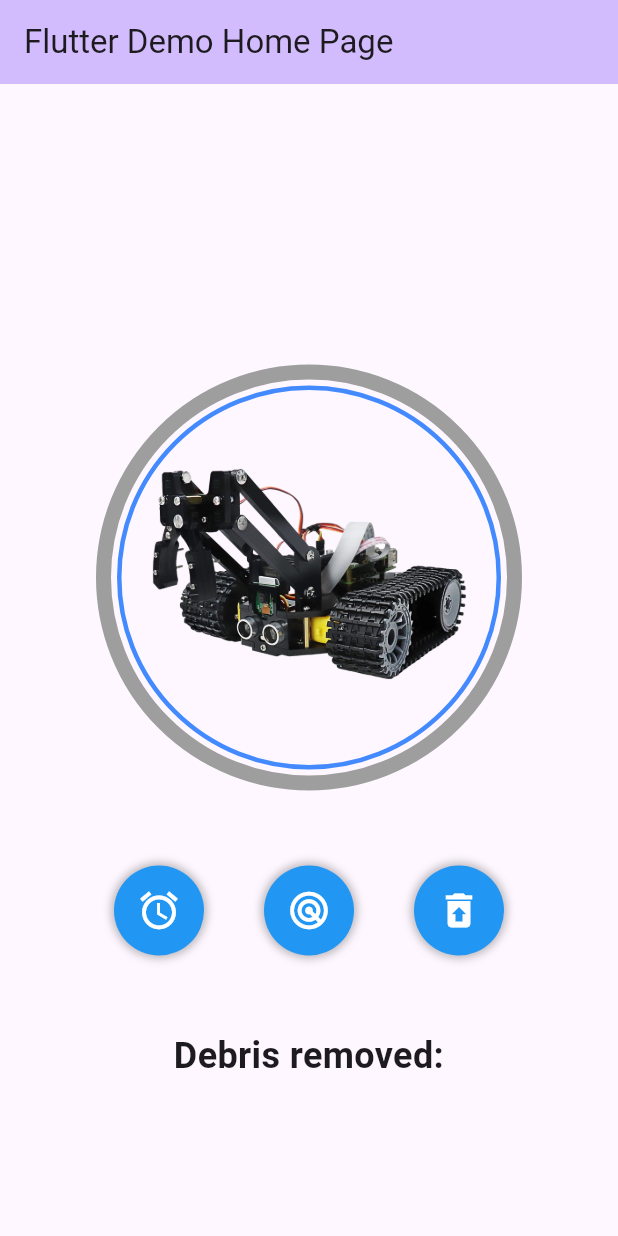
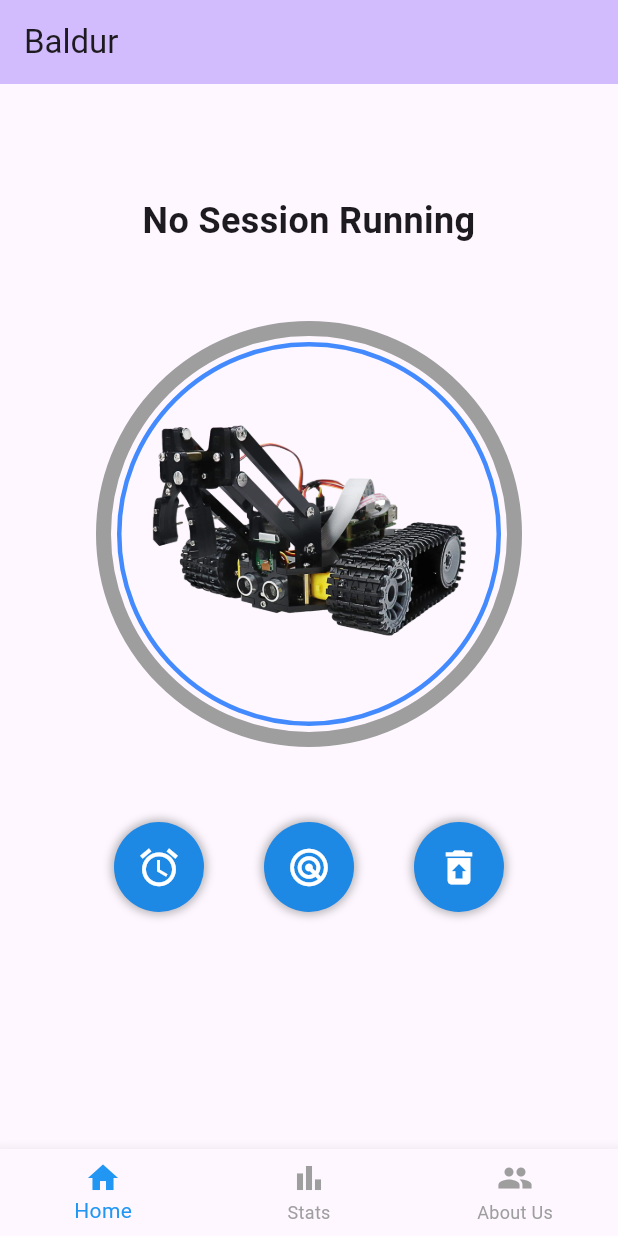
Before and after one commit to KaiFan26/Baldur_App-HackIllinois-, a Flutter app: the screen it shows after launch, on a phone screen of 412 x 824 dp. Run offline on Flutter 3.47's test engine with Material 3 defaults, Android fonts, the light colour scheme and no system bars.

Commit message:
adding stats and about us page

```diff
--- a/lib/main.dart
+++ b/lib/main.dart
@@ -1,5 +1,8 @@
 import 'package:flutter/material.dart';
 import 'dart:async';
+import 'stats_page.dart';
+import 'session.dart';
+import 'about_us.dart';
 
 void main() {
   runApp(const MyApp());
@@ -8,36 +11,92 @@ void main() {
 class MyApp extends StatelessWidget {
   const MyApp({super.key});
 
-  // This widget is the root of your application.
+  // This widget is the root of the application.
   @override
   Widget build(BuildContext context) {
     return MaterialApp(
-      title: 'Flutter Demo',
+      title: 'Baldur',
       theme: ThemeData(
-        // This is the theme of your application.
-        //
-        // TRY THIS: Try running your application with "flutter run". You'll see
-        // the application has a purple toolbar. Then, without quitting the app,
-        // try changing the seedColor in the colorScheme below to Colors.green
-        // and then invoke "hot reload" (save your changes or press the "hot
-        // reload" button in a Flutter-supported IDE, or press "r" if you used
-        // the command line to start the app).
-        //
-        // Notice that the counter didn't reset back to zero; the application
-        // state is not lost during the reload. To reset the state, use hot
-        // restart instead.
-        //
-        // This works for code too, not just values: Most code changes can be
-        // tested with just a hot reload.
+        // Theme of the application.
         colorScheme: ColorScheme.fromSeed(seedColor: Colors.deepPurple),
         useMaterial3: true,
       ),
       debugShowCheckedModeBanner: false,
-      home: const MyHomePage(title: 'Flutter Demo Home Page'),
+      home: const MyHomePage(title: 'Baldur'),
     );
   }
 }
 
+class AnimatedRoundButton extends StatefulWidget {
+  final IconData icon;
+  final VoidCallback onPressed;
+
+  const AnimatedRoundButton({
+    super.key,
+    required this.icon,
+    required this.onPressed,
+  });
+
+  @override
+  _AnimatedRoundButtonState createState() => _AnimatedRoundButtonState();
+}
+
+class _AnimatedRoundButtonState extends State<AnimatedRoundButton> {
+  Color _buttonColor = Colors.blue[600]!;
+  double _scale = 1.0; // Default scale
+
+  void _onTapDown(TapDownDetails details) {
+    setState(() {
+      _buttonColor = Colors.blue[800]!;
+      _scale = 0.9;
+    });
+  }
+
+  void _onTapUp(TapUpDetails details) {
+    setState(() {
+      _buttonColor = Colors.blue[600]!;
+      _scale = 1.0; // Restore original size
+    });
+    widget.onPressed();
+  }
+
+  void _onTapCancel() {
+    setState(() {
+      _buttonColor = Colors.blue[600]!;
+      _scale = 1.0; // Restore original size if tap is canceled
+    });
+  }
+
+  @override
+  Widget build(BuildContext context) {
+    return GestureDetector(
+      onTapDown: _onTapDown,
+      onTapUp: _onTapUp,
+      onTapCancel: _onTapCancel,
+      child: Transform.scale(
+        scale: _scale, // Smooth shrinking effect
+        child: Container(
+          width: 60,
+          height: 60,
+          decoration: BoxDecoration(
+            shape: BoxShape.circle,
+            color: _buttonColor,
+            boxShadow: [
+              BoxShadow(
+                color: Colors.black26,
+                blurRadius: 4,
+                spreadRadius: 2,
+              ),
+            ],
+          ),
+          child: Icon(widget.icon, color: Colors.white, size: 30),
+        ),
+      ),
+    );
+  }
+}
+
+// Configuration for the state
 class MyHomePage extends StatefulWidget {
   const MyHomePage({super.key, required this.title});
 
@@ -45,8 +104,7 @@ class MyHomePage extends StatefulWidget {
   // that it has a State object (defined below) that contains fields that affect
   // how it looks.
 
-  // This class is the configuration for the state. It holds the values (in this
-  // case the title) provided by the parent (in this case the App widget) and
+  // Holds the values (title) provided by the parent (App widget) and
   // used by the build method of the State. Fields in a Widget subclass are
   // always marked "final".
 
@@ -57,10 +115,13 @@ class MyHomePage extends StatefulWidget {
 }
 
 class _MyHomePageState extends State<MyHomePage> {
-  bool isOn = false;
+  bool isOn = false, firstTime = true;
   Timer? timer;
   int currTime = 0;
-  bool firstTime = true;
+  double _scale = 1.0;
+  int debrisCount = 0;
+  int _selectedIndex = 0;
+  List<Session> sessionHistory = []; // Store multiple sessions
 
   void _startStopwatch() {
     setState(() {
@@ -73,13 +134,15 @@ class _MyHomePageState extends State<MyHomePage> {
     });
   }
 
-  void _toggleTime() {
+  void _toggleMode() {
     setState(() {
       isOn = !isOn;  // Toggle the state
       if (isOn) {
         _startStopwatch();  // Start stopwatch when turned on
       } else {
         timer?.cancel();   // Stop stopwatch when turned off
+        sessionHistory.add(Session(duration: currTime, debrisCount: debrisCount));
+        debrisCount = 0;  // Reset debris count when turned off
       }
     });
   }
@@ -97,101 +160,154 @@ class _MyHomePageState extends State<MyHomePage> {
       return "Current Session: \n${_displayTime(currTime)}";
     } else if (firstTime && !isOn) {
       firstTime = !firstTime;
-      return "";
+      return "No Session Running";
     }
     else {
       return "Last Session: \n${_displayTime(currTime)}";
     }
   }
 
-  Widget _buildRoundButton(IconData icon, Color color, VoidCallback onPressed) {
-    return GestureDetector(
-      onTap: onPressed,
-      child: Container(
-        width: 60,  // Adjust size
-        height: 60,
-        decoration: BoxDecoration(
-          shape: BoxShape.circle,
-          color: color,
-          boxShadow: [
-            BoxShadow(
-              color: Colors.black26,
-              blurRadius: 4,
-              spreadRadius: 2,
+  String _getDebrisData() {
+    return isOn ? "Debris removed: $debrisCount" : "";
+  }
+
+  void _onTapDown(TapDownDetails details) {
+    setState(() {
+      _scale = 0.9;
+    });
+  }
+
+  void _onTapUp(TapUpDetails details) {
+    setState(() {
+      _scale = 1.0; // Restore original size
+    });
+    _toggleMode();
+  }
+
+  void _onTapCancel() {
+    setState(() {
+      _scale = 1.0; // Restore original size if tap is canceled
+    });
+  }
+
+  void _showDialog(BuildContext context) {
+    showDialog(
+      context: context,
+      builder: (BuildContext context) {
+        double value = 50; // Default value
+        return StatefulBuilder(
+          builder: (context, setState) {
+            return AlertDialog(
+              title: Text("Adjust Scanning Range"),
+              content: Column(
+                mainAxisSize: MainAxisSize.min, // make window small
+                children: [
+                  Slider(
+                    value: value,
+                    min: 0,
+                    max: 100,
+                    divisions: 20,
+                    label: value.round().toString(),
+                    onChanged: (double newValue) {
+                      setState(() {
+                        value = newValue;
+                      });
+                    },
+                  ),
+                  Text("Current Range: ${value.round()}"),
+                ],
+              ),
+              actions: [
+                TextButton(
+                  onPressed: () {
+                    Navigator.pop(context);
+                  },
+                  child: Text("Close"),
                 ),
               ],
-        ),
-        child: Icon(icon, color: Colors.white, size: 30),
-      ),
             );
+          },
+        );
+      },
+    );
+  }
+
+  void _onItemTapped(int index) {
+    if (index == 1) { // If "Stats" tab is clicked, navigate to StatsPage
+      Navigator.push(
+        context,
+        MaterialPageRoute(builder: (context) => StatsPage(sessions: sessionHistory)),
+      );
+    }
+    else if (index == 2) {
+      Navigator.push(
+        context,
+        MaterialPageRoute(builder: (context) => AboutUs()),
+      );
+    }
+    else {
+      setState(() {
+        _selectedIndex = index;
+      });
+    }
   }
 
   @override
   Widget build(BuildContext context) {
     Color outerBorderColor = isOn ? Colors.blue : Colors.grey;
-    // This method is rerun every time setState is called, for instance as done
-    // by the _incrementCounter method above.
-    //
-    // The Flutter framework has been optimized to make rerunning build methods
-    // fast, so that you can just rebuild anything that needs updating rather
-    // than having to individually change instances of widgets.
+    // Rerun every time setState is called
     return Scaffold(
       appBar: AppBar(
-        // TRY THIS: Try changing the color here to a specific color (to
-        // Colors.amber, perhaps?) and trigger a hot reload to see the AppBar
-        // change color while the other colors stay the same.
         backgroundColor: Theme.of(context).colorScheme.inversePrimary,
-        // Here we take the value from the MyHomePage object that was created by
-        // the App.build method, and use it to set our appbar title.
+        // Take value from MyHomePage object that was created by App.build() to set appbar title
         title: Text(widget.title),
       ),
+      // Layout widget that takes a single child and positions it in the middle of the parent.
       body: Center(
-
-        // Center is a layout widget. It takes a sngle child and positions it
-        // in the middle of the parent.
+        // Layout widget, takes a list of children and arranges them vertically
         child: Column(
-          // Column is also a layout widget. It takes a list of children and
-          // arranges them vertically. By default, it sizes itself to fit its
-          // children horizontally, and tries to be as tall as its parent.
-          //
-          // Column has various properties to control how it sizes itself and
-          // how it positions its children. Here we use mainAxisAlignment to
-          // center the children vertically; the main axis here is the vertical
-          // axis because Columns are vertical (the cross axis would be
-          // horizontal).
-          //
-          // TRY THIS: Invoke "debug painting" (choose the "Toggle Debug Paint"
-          // action in the IDE, or press "p" in the console), to see the
-          // wireframe for each widget.
+          // Center the children vertically
           mainAxisAlignment: MainAxisAlignment.center,
           children: <Widget>[
-            Text(
+
+            Text( // Display Running Time
               _getTime(),
               textAlign: TextAlign.center,
               style: TextStyle(fontSize: 24, fontWeight: FontWeight.bold),
             ),
-            SizedBox(height: 50),
-            GestureDetector(
-              onTap: _toggleTime,
-              child: Container(
-                padding: EdgeInsets.all(4),  // Adjust this value to control the outer spacing
-                decoration: BoxDecoration( //OUTER THICKER CIRCLE
-                  shape: BoxShape.circle,
-                  border: Border.all(
-                    color: outerBorderColor,  // Use the dynamic color for the outer border
-                    width: 10,  // Width for the outer thicker circle
-                  ),
-                ),
-                child: Container(
-                  padding: EdgeInsets.all(20),  // Adjust this value to control the spacing around the image
+
+            SizedBox(height: 50), // Spacing between text and main control button
+            // Center Button (Main Control)
+            AnimatedScale(
+              scale: _scale,
+              duration: Duration(milliseconds: 100),
+              child: GestureDetector(
+                // Functions for button tap
+                onTapDown: _onTapDown,
+                onTapUp: _onTapUp,
+                onTapCancel: _onTapCancel,
+
+                child: Container( // Outer Thicker Circle
+                  padding: EdgeInsets.all(4),  // Control outer spacing
                   decoration: BoxDecoration(
                     shape: BoxShape.circle,
                     border: Border.all(
-                      color: Colors.blueAccent,  // Static color for the inner circle
-                      width: 3,  // Static thickness for the inner circle
+                      color: outerBorderColor,  // Dynamic color for outer border
+                      width: 10,  // Width for outer thicker circle
                     ),
                   ),
-                  child: Image.asset(
+
+                  child: Container( // Inner Circle
+                    padding: EdgeInsets.all(20),  // Control the spacing around the image
+                    decoration: BoxDecoration(
+                      shape: BoxShape.circle,
+                      border: Border.all(
+                        color: Colors.blueAccent,  // Static color for inner circle
+                        width: 3,  // Static thickness for inner circle
+                      ),
+                    ),
+
+                    child: Image.asset( // Boulder Image
                       'images/clawPic.png',
                       width: 220,
                       height: 210,
@@ -200,31 +316,76 @@ class _MyHomePageState extends State<MyHomePage> {
                   ),
                 ),
               ),
-            SizedBox(height: 50),
+            ),
 
-            Row(
+            SizedBox(height: 50), // Spacing between main control and side control
+
+            Row( // Side Control Buttons
               mainAxisAlignment: MainAxisAlignment.center,
               children: [
-                _buildRoundButton(Icons.alarm, Colors.blue, () {
-                }),
+                AnimatedRoundButton(
+                  icon: Icons.alarm,
+                  onPressed: () {
+                  },
+                ),
+
                 SizedBox(width: 40),  // Space between buttons
-                _buildRoundButton(Icons.radar, Colors.blue, () {
-                }),
+
+                AnimatedRoundButton(
+                  icon: Icons.radar,
+                  onPressed: () {
+                    _showDialog(context);
+                  },
+                ),
+
                 SizedBox(width: 40),  // Space between buttons
-                _buildRoundButton(Icons.restore_from_trash, Colors.blue, () {
-                }),
+
+                AnimatedRoundButton(
+                  icon: Icons.restore_from_trash,
+                  onPressed: () {
+                    setState(() {
+                      if (isOn) {
+                        debrisCount++;
+                      }
+                    });
+                  },
+                ),
               ],
             ),
-            SizedBox(height: 50),
-            Text(
-              "Debris removed: ",
+
+            SizedBox(height: 50), // Spacing between side control and data text
+
+            Text( // Display Data
+              _getDebrisData(),
+              // "Debris removed: $debrisCount",
               textAlign: TextAlign.center,
               style: TextStyle(fontSize: 24, fontWeight: FontWeight.bold),
             ),
           ],
         ),
       ),
-     // This trailing comma makes auto-formatting nicer for build methods.
+
+      bottomNavigationBar: BottomNavigationBar(
+        currentIndex: _selectedIndex,
+        onTap: _onItemTapped,
+        items: [
+          BottomNavigationBarItem(
+            icon: Icon(Icons.home),
+            label: "Home",
+          ),
+          BottomNavigationBarItem(
+            icon: Icon(Icons.bar_chart),
+            label: "Stats",
+          ),
+          BottomNavigationBarItem(
+            icon: Icon(Icons.people),
+            label: "About Us",
+          ),
+        ],
+        selectedItemColor: Colors.blue,
+        unselectedItemColor: Colors.grey,
+        showUnselectedLabels: true,
+      ),
     );
 
   }
--- /dev/null
+++ b/lib/session.dart
@@ -0,0 +1,18 @@
+class Session {
+  final int duration; // Session length in seconds
+  final int debrisCount;
+  final String notes; // Optional session notes
+
+  Session({
+    required this.duration,
+    required this.debrisCount,
+    this.notes = "",
+  });
+
+  String getTime(int seconds) {
+    int hours = seconds ~/ 3600;
+    int minutes = seconds ~/ 60;
+    int remainingSeconds = seconds % 60;
+    return "${hours}hr ${minutes}m ${remainingSeconds}s";
+  }
+}
```
Also changed, not shown: lib/about_us.dart (added, +81 -0 lines), lib/stats_page.dart (added, +34 -0 lines). Lines whose indentation alone changed are shown as unchanged.
